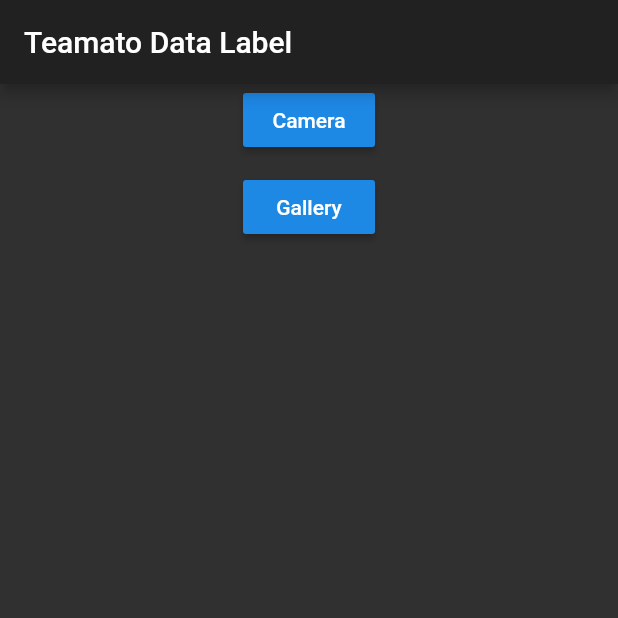
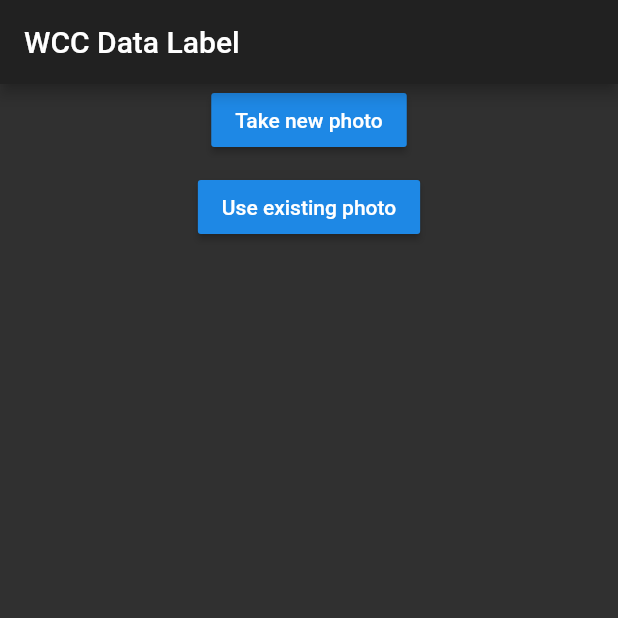
Before and after one commit to ArifSohaib/data_label_app, a Flutter app: the screen it shows after launch, on a phone screen of 412 x 824 dp, the top half of it. Run offline on Flutter 3.47's test engine with Material 2 defaults, Android fonts, the phone set to English and light mode, and no system bars; our stand-ins replace cloud_firestore, firebase_storage, image_picker; accounts and stored records are empty.

Commit message:
removed download photo button, changed camera and gallery names,added todo to change app name for students

```diff
--- a/lib/main.dart
+++ b/lib/main.dart
@@ -73,14 +73,15 @@ class _MyHomePageState extends State<MyHomePage>{
   Widget build(BuildContext context) {
     return Scaffold(
       appBar: AppBar(
-        title: Text("Teamato Data Label"),
+        //TODO: change name here
+        title: Text("WCC Data Label"),
       ),
       body: SingleChildScrollView(
         child: Center(
           child: Column(
             children: <Widget>[
               RaisedButton(
-                child: Text("Camera"),
+                child: Text("Take new photo"),
 
                 onPressed: (){
                   getImage(true);
@@ -88,35 +89,27 @@ class _MyHomePageState extends State<MyHomePage>{
               ),
               SizedBox(height: 10.0,),
               RaisedButton(
-                child: Text("Gallery"),
+                child: Text("Use existing photo"),
                 onPressed: (){
                   getImage(false);
                 },
               ),
               _imageFile == null ? Container(): Image.file(_imageFile, height: 300.0, width: 300.0,),
-              _imageFile == null ? Container(): RaisedButton(
-                child: Text("Upload To Firebase"),
+              _imageFile == null ? Container():
+              _uploaded == false ? RaisedButton(
+                child: Text("Upload image to database"),
                 onPressed: (){
                   uploadImage();
                 },
-              ),
-              _uploaded == false ? Container():RaisedButton(
-                child: Text("Download image"),
-                onPressed: (){
-                  downloadImage();
-                },
-              ),
-              _downloadUrl == null ? Container(): Container(
-                child: RaisedButton(
-                  child: Text("Set Image Tag"),
-                    onPressed: (){
+              ):RaisedButton(
+                  child: Text("Set Image Label"),
+                  onPressed: ()async {
+                    await downloadImage();
                     Navigator.push(
-                    context,
-                    MaterialPageRoute(builder: (context) => ImageDetails(url: _downloadUrl))
-                  );
-                }),
-              ),
-
+                        context,
+                        MaterialPageRoute(builder: (context) => ImageDetails(url: _downloadUrl))
+                    );
+                  }),
             ],
           ),
         ),
```
